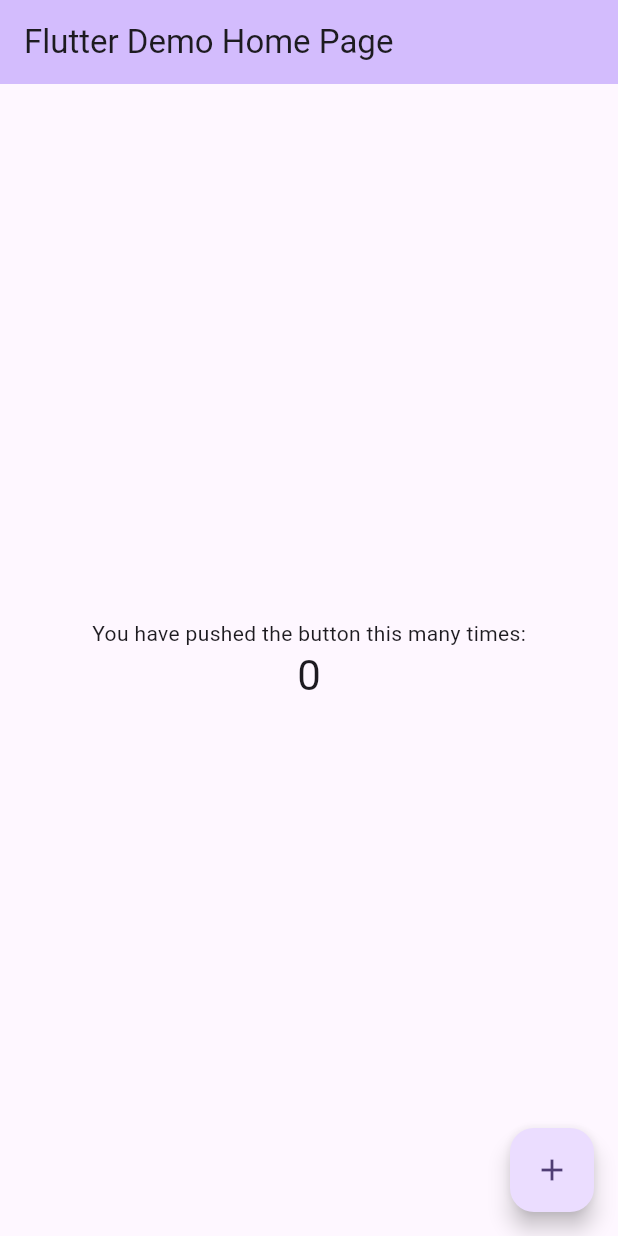
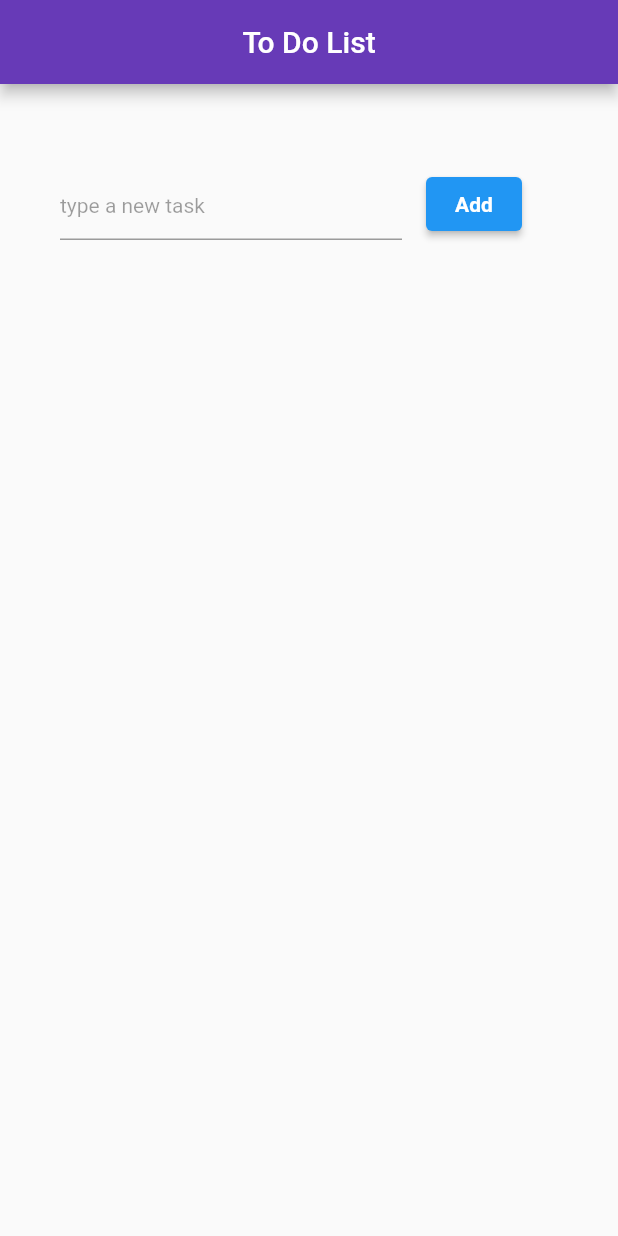
Before and after one commit to Davidemanoel7/ToDoList, a Flutter app: the screen it shows after launch, on a phone screen of 412 x 824 dp. Run offline on Flutter 3.47's test engine with Material 2 defaults, Android fonts, the phone set to English and light mode, and no system bars.

Commit message:
Initial App

```diff
--- a/lib/main.dart
+++ b/lib/main.dart
@@ -1,125 +1,120 @@
 import 'package:flutter/material.dart';
 
-void main() {
-  runApp(const MyApp());
-}
+void main() => runApp(MyApp());
 
-class MyApp extends StatelessWidget {
-  const MyApp({super.key});
+class MyApp extends StatelessWidget{
 
-  // This widget is the root of your application.
   @override
-  Widget build(BuildContext context) {
+  Widget build(BuildContext context ) {
     return MaterialApp(
-      title: 'Flutter Demo',
-      theme: ThemeData(
-        // This is the theme of your application.
-        //
-        // TRY THIS: Try running your application with "flutter run". You'll see
-        // the application has a blue toolbar. Then, without quitting the app,
-        // try changing the seedColor in the colorScheme below to Colors.green
-        // and then invoke "hot reload" (save your changes or press the "hot
-        // reload" button in a Flutter-supported IDE, or press "r" if you used
-        // the command line to start the app).
-        //
-        // Notice that the counter didn't reset back to zero; the application
-        // state is not lost during the reload. To reset the state, use hot
-        // restart instead.
-        //
-        // This works for code too, not just values: Most code changes can be
-        // tested with just a hot reload.
-        colorScheme: ColorScheme.fromSeed(seedColor: Colors.deepPurple),
-        useMaterial3: true,
-      ),
-      home: const MyHomePage(title: 'Flutter Demo Home Page'),
+      title: 'To-do List',
+      home: MyHome(),
+
     );
   }
 }
 
-class MyHomePage extends StatefulWidget {
-  const MyHomePage({super.key, required this.title});
-
-  // This widget is the home page of your application. It is stateful, meaning
-  // that it has a State object (defined below) that contains fields that affect
-  // how it looks.
-
-  // This class is the configuration for the state. It holds the values (in this
-  // case the title) provided by the parent (in this case the App widget) and
-  // used by the build method of the State. Fields in a Widget subclass are
-  // always marked "final".
-
-  final String title;
-
+class MyHome extends StatefulWidget {
   @override
-  State<MyHomePage> createState() => _MyHomePageState();
+  State<StatefulWidget> createState() {
+    return MyHomeState();
+  }
 }
 
-class _MyHomePageState extends State<MyHomePage> {
-  int _counter = 0;
+class MyHomeState extends State<MyHome> {
 
-  void _incrementCounter() {
-    setState(() {
-      // This call to setState tells the Flutter framework that something has
-      // changed in this State, which causes it to rerun the build method below
-      // so that the display can reflect the updated values. If we changed
-      // _counter without calling setState(), then the build method would not be
-      // called again, and so nothing would appear to happen.
-      _counter++;
-    });
-  }
+  final TextEditingController taskController = TextEditingController();
+  final GlobalKey<FormState> _formKey =  GlobalKey<FormState>();
+  final tasks = <String>[];
 
   @override
   Widget build(BuildContext context) {
-    // This method is rerun every time setState is called, for instance as done
-    // by the _incrementCounter method above.
-    //
-    // The Flutter framework has been optimized to make rerunning build methods
-    // fast, so that you can just rebuild anything that needs updating rather
-    // than having to individually change instances of widgets.
     return Scaffold(
       appBar: AppBar(
-        // TRY THIS: Try changing the color here to a specific color (to
-        // Colors.amber, perhaps?) and trigger a hot reload to see the AppBar
-        // change color while the other colors stay the same.
-        backgroundColor: Theme.of(context).colorScheme.inversePrimary,
-        // Here we take the value from the MyHomePage object that was created by
-        // the App.build method, and use it to set our appbar title.
-        title: Text(widget.title),
+        backgroundColor: Colors.deepPurple,
+        centerTitle: true,
+        title: Text('To Do List'),
+        titleTextStyle: TextStyle(
+          fontWeight: FontWeight.w500,
+          color: Colors.white,
+          fontSize: 20
+        ),
       ),
-      body: Center(
-        // Center is a layout widget. It takes a single child and positions it
-        // in the middle of the parent.
+      body: Container(
+        padding: EdgeInsets.fromLTRB(24, 32, 24, 32),
         child: Column(
-          // Column is also a layout widget. It takes a list of children and
-          // arranges them vertically. By default, it sizes itself to fit its
-          // children horizontally, and tries to be as tall as its parent.
-          //
-          // Column has various properties to control how it sizes itself and
-          // how it positions its children. Here we use mainAxisAlignment to
-          // center the children vertically; the main axis here is the vertical
-          // axis because Columns are vertical (the cross axis would be
-          // horizontal).
-          //
-          // TRY THIS: Invoke "debug painting" (choose the "Toggle Debug Paint"
-          // action in the IDE, or press "p" in the console), to see the
-          // wireframe for each widget.
-          mainAxisAlignment: MainAxisAlignment.center,
           children: <Widget>[
-            const Text(
-              'You have pushed the button this many times:',
+            Container(
+              margin: EdgeInsets.symmetric(horizontal: 16, vertical: 24),
+              child: Form(
+              key: _formKey,
+              child: Row(
+                children: <Widget>[
+                  Expanded(
+                    child: TextFormField(
+                      controller: taskController,
+                      style: const TextStyle(
+                        fontSize: 18,
+                        color: Colors.black87
+                      ),
+                      decoration: const InputDecoration(
+                        hintText: 'type a new task',
+                        hintStyle: TextStyle(
+                          fontSize: 14,
+                          color: Colors.black38
+                        )
+                      ),
+                      keyboardType: TextInputType.text,
+                      validator: (value) {
+                        if (value!.trim().isEmpty){
+                          return 'Task filed it\'s required';
+                        }
+                        return null;
+                      },
+                    )
+                  ),
+                  Container(
+                    margin: EdgeInsets.fromLTRB(16, 0, 24, 0),
+                    child: ElevatedButton(
+                      onPressed: (){
+                        if(_formKey.currentState!.validate()) {
+                          setState(() {
+                            tasks.add(taskController.text);
+                          });
+                          taskController.clear();
+                        }
+                      },
+                      child: Text(
+                        'Add',
+                        style:  TextStyle(
+                          color: Colors.white,
+                          fontWeight: FontWeight.w700,
+                        )
+                      ),
+                      style: ElevatedButton.styleFrom(
+                        backgroundColor: Colors.blue
+                      ),
+                    )
+                  ),
+                ],
+              )
             ),
-            Text(
-              '$_counter',
-              style: Theme.of(context).textTheme.headlineMedium,
+            ),
+            Expanded(
+              child: ListView.builder(
+                itemCount: tasks.length,
+                itemBuilder: (context, index) {
+                  return Card(
+                    child: ListTile(
+                      title: Text(tasks[index]),
+                    )
+                  );
+                },
+              )
             ),
           ],
         ),
       ),
-      floatingActionButton: FloatingActionButton(
-        onPressed: _incrementCounter,
-        tooltip: 'Increment',
-        child: const Icon(Icons.add),
-      ), // This trailing comma makes auto-formatting nicer for build methods.
     );
-  }
+ }
 }
```
